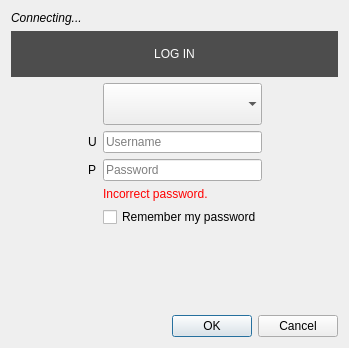
First picture: the form in src/desktop/ui/logindialog.ui, repository drawpile/Drawpile, before the edit.
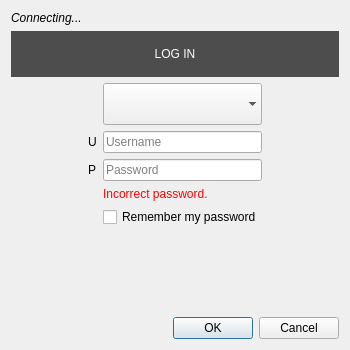
Second picture: the form after the edit. Icons and pictures are not drawn. Custom widgets are drawn as their Qt base class.

Commit message:
Resize login dialog for session password page
It doesn't need to be so annoyingly large to just display a password
field in the middle.

Diff of the .ui file:
```diff
--- a/src/desktop/ui/logindialog.ui
+++ b/src/desktop/ui/logindialog.ui
@@ -6,8 +6,8 @@
    <rect>
     <x>0</x>
     <y>0</y>
-    <width>349</width>
-    <height>348</height>
+    <width>350</width>
+    <height>350</height>
    </rect>
   </property>
   <property name="windowTitle">
```
Left out of the diff: 13 changed lines with no effect on the pictures. The commit also changes 2 other files.
